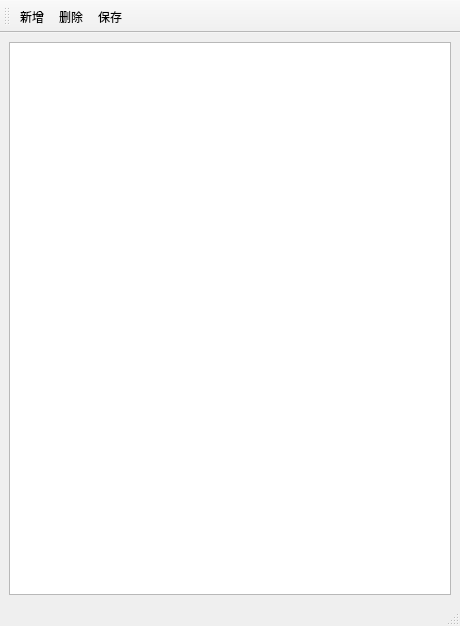
Before: the Qt Designer form src/mainWindow/mainWindow.ui in wangzm-coder/Notification, drawn with Qt 5.
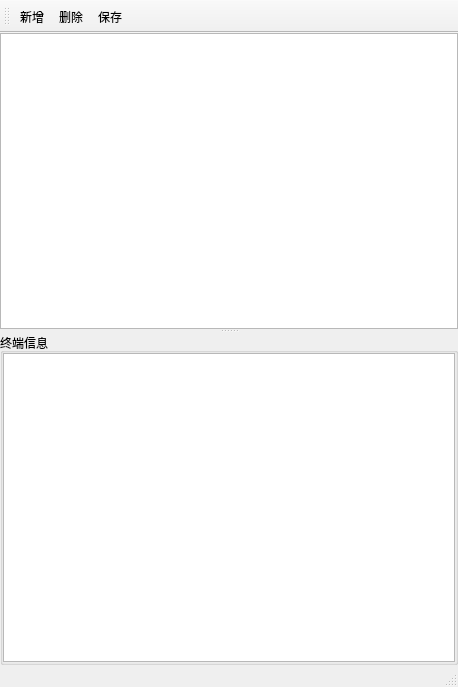
After: the same form once the commit is applied. Icons and pictures are not drawn.

```diff
--- a/src/mainWindow/mainWindow.ui
+++ b/src/mainWindow/mainWindow.ui
@@ -6,8 +6,8 @@
    <rect>
     <x>0</x>
     <y>0</y>
-    <width>460</width>
-    <height>626</height>
+    <width>458</width>
+    <height>687</height>
    </rect>
   </property>
   <property name="windowTitle">
@@ -17,9 +17,51 @@
    <enum>Qt::ToolButtonTextUnderIcon</enum>
   </property>
   <widget class="QWidget" name="centralwidget">
-   <layout class="QVBoxLayout" name="verticalLayout">
+   <layout class="QVBoxLayout" name="verticalLayout_2">
+    <property name="leftMargin">
+     <number>0</number>
+    </property>
+    <property name="topMargin">
+     <number>0</number>
+    </property>
+    <property name="rightMargin">
+     <number>0</number>
+    </property>
+    <property name="bottomMargin">
+     <number>0</number>
+    </property>
     <item>
-     <widget class="QTableWidget" name="tableWidget"/>
+     <widget class="QSplitter" name="splitter">
+      <property name="orientation">
+       <enum>Qt::Vertical</enum>
+      </property>
+      <widget class="QTableWidget" name="tableWidget"/>
+      <widget class="QGroupBox" name="groupBox">
+       <property name="title">
+        <string>终端信息</string>
+       </property>
+       <layout class="QVBoxLayout" name="verticalLayout">
+        <property name="spacing">
+         <number>0</number>
+        </property>
+        <property name="leftMargin">
+         <number>0</number>
+        </property>
+        <property name="topMargin">
+         <number>0</number>
+        </property>
+        <property name="rightMargin">
+         <number>0</number>
+        </property>
+        <property name="bottomMargin">
+         <number>0</number>
+        </property>
+        <item>
+         <widget class="QPlainTextEdit" name="plainTextEdit"/>
+        </item>
+       </layout>
+      </widget>
+     </widget>
     </item>
    </layout>
   </widget>
```
